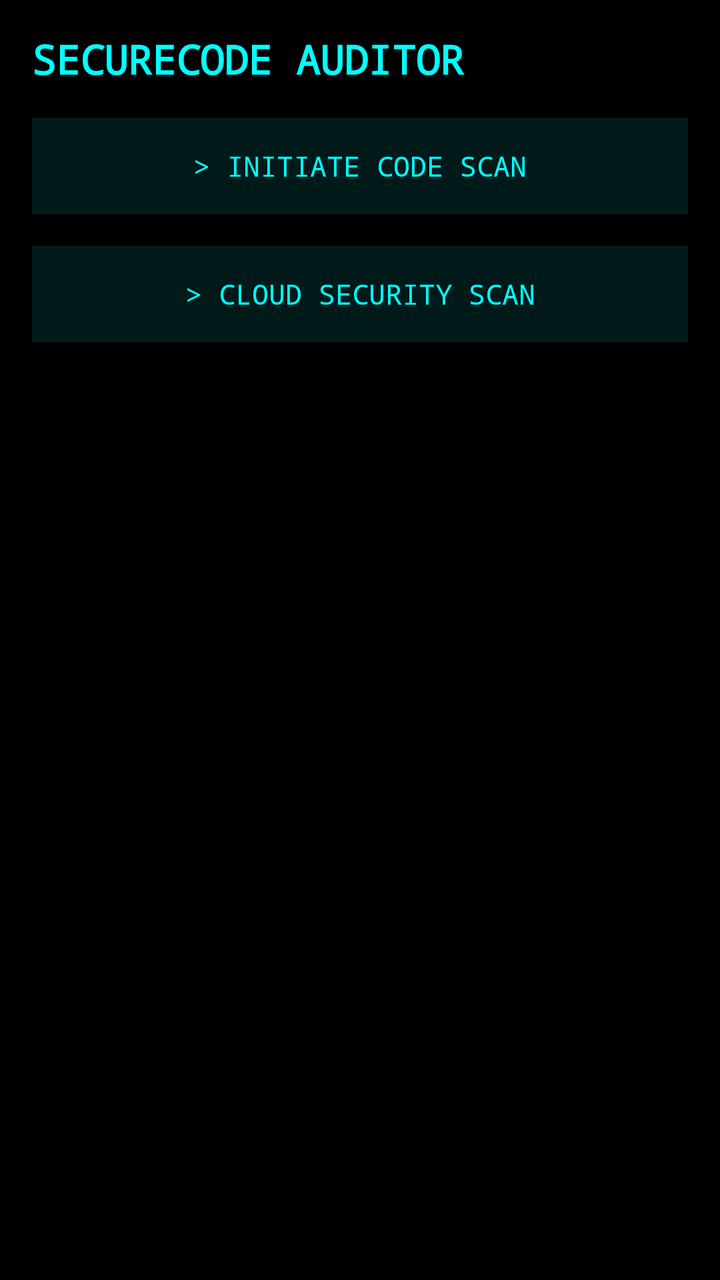
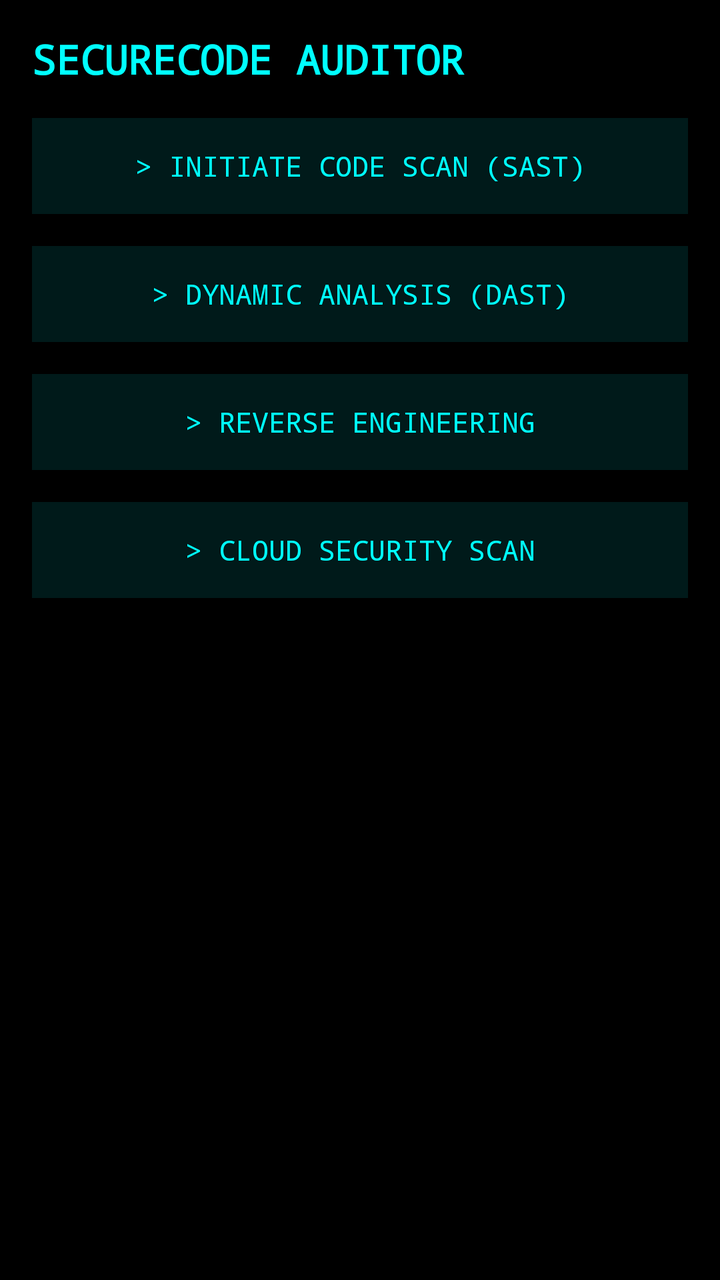

Compare the two renders of this Android layout. The source of the first and the diff that turns it into the second are given below.
<!-- AndroidManifest.xml: application theme Theme.AppCompat -->
<!-- res/layout/activity_main.xml -->
<?xml version="1.0" encoding="utf-8"?>
<LinearLayout xmlns:android="http://schemas.android.com/apk/res/android"
    android:layout_width="match_parent"
    android:layout_height="match_parent"
    android:background="#000000"
    android:orientation="vertical"
    android:padding="16dp">

    <TextView
        android:layout_width="match_parent"
        android:layout_height="wrap_content"
        android:fontFamily="monospace"
        android:text="SECURECODE AUDITOR"
        android:textColor="#00FFFF"
        android:textSize="20sp"
        android:textStyle="bold" />

    <Button
        android:id="@+id/scanButton"
        android:layout_width="match_parent"
        android:layout_height="wrap_content"
        android:layout_marginTop="16dp"
        android:background="#001a1a"
        android:fontFamily="monospace"
        android:text="> INITIATE CODE SCAN"
        android:textColor="#00FFFF" />

    <Button
        android:id="@+id/button4"
        android:layout_width="match_parent"
        android:layout_height="wrap_content"
        android:layout_marginTop="16dp"
        android:background="#001a1a"
        android:fontFamily="monospace"
        android:text="> CLOUD SECURITY SCAN"
        android:textColor="#00FFFF" />

    <TextView
        android:id="@+id/resultText"
        android:layout_width="match_parent"
        android:layout_height="wrap_content"
        android:layout_marginTop="16dp"
        android:fontFamily="monospace"
        android:textColor="#00FFAA"
        android:textSize="14sp" />
</LinearLayout>
<!-- resources referenced by this layout -->
<resources>

</resources>

<!-- the commit's change to res/layout/activity_main.xml (unified diff, before → after) -->
@@ -22,7 +22,27 @@
         android:layout_marginTop="16dp"
         android:background="#001a1a"
         android:fontFamily="monospace"
-        android:text="> INITIATE CODE SCAN"
+        android:text="> INITIATE CODE SCAN (SAST)"
+        android:textColor="#00FFFF" />
+
+    <Button
+        android:id="@+id/dastButton"
+        android:layout_width="match_parent"
+        android:layout_height="wrap_content"
+        android:layout_marginTop="16dp"
+        android:background="#001a1a"
+        android:fontFamily="monospace"
+        android:text="> DYNAMIC ANALYSIS (DAST)"
+        android:textColor="#00FFFF" />
+
+    <Button
+        android:id="@+id/reverseButton"
+        android:layout_width="match_parent"
+        android:layout_height="wrap_content"
+        android:layout_marginTop="16dp"
+        android:background="#001a1a"
+        android:fontFamily="monospace"
+        android:text="> REVERSE ENGINEERING"
         android:textColor="#00FFFF" />
 
     <Button
